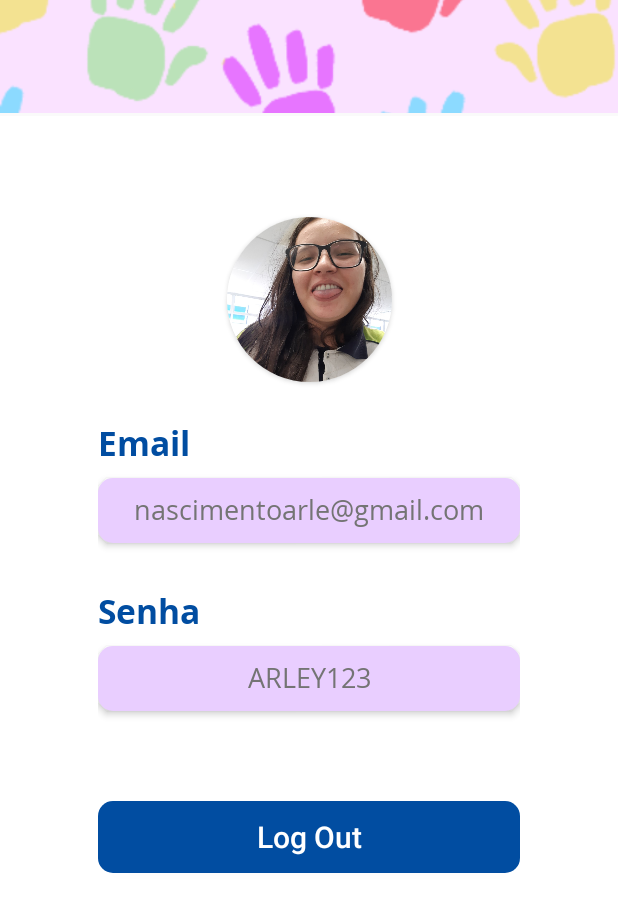
After one commit to novaisarley/PalmPlay, an Android app: the PerfilActivity screen opened directly, with no data from a screen before it, on a phone screen of 412 x 824 dp. The commit adds this screen. Shown: the top 912 px of the screen. Run offline under Robolectric (Android 15) with nearby library versions, the phone set to English and light mode, and no system bars.

Commit message:
Add accont layout

```diff
--- a/app/build.gradle
+++ b/app/build.gradle
@@ -27,4 +27,5 @@ dependencies {
     androidTestImplementation 'androidx.test.ext:junit:1.1.0'
     androidTestImplementation 'androidx.test.espresso:espresso-core:3.1.1'
     implementation 'androidx.recyclerview:recyclerview:1.0.0'
+    implementation 'androidx.cardview:cardview:1.0.0'
 }
--- /dev/null
+++ b/app/src/main/java/com/br/arley/projeto2020/PerfilActivity.java
@@ -0,0 +1,14 @@
+package com.br.arley.projeto2020;
+
+import androidx.appcompat.app.AppCompatActivity;
+
+import android.os.Bundle;
+
+public class PerfilActivity extends AppCompatActivity {
+
+    @Override
+    protected void onCreate(Bundle savedInstanceState) {
+        super.onCreate(savedInstanceState);
+        setContentView(R.layout.activity_perfil);
+    }
+}
--- /dev/null
+++ b/app/src/main/res/layout/activity_perfil.xml
@@ -0,0 +1,149 @@
+<?xml version="1.0" encoding="utf-8"?>
+<androidx.constraintlayout.widget.ConstraintLayout xmlns:android="http://schemas.android.com/apk/res/android"
+    xmlns:app="http://schemas.android.com/apk/res-auto"
+    xmlns:tools="http://schemas.android.com/tools"
+    android:layout_width="match_parent"
+    android:layout_height="match_parent"
+    tools:context=".PerfilActivity">
+
+    <FrameLayout
+        android:id="@+id/frameLayout"
+        android:layout_width="0dp"
+        android:layout_height="75dp"
+        android:elevation="10dp"
+        android:shadowColor="#000"
+        android:shadowRadius="10"
+        app:layout_constraintEnd_toEndOf="parent"
+        app:layout_constraintStart_toStartOf="parent"
+        app:layout_constraintTop_toTopOf="parent">
+
+        <ImageView
+            android:id="@+id/imageView3"
+            android:layout_width="match_parent"
+            android:layout_height="match_parent"
+            android:scaleType="centerCrop"
+            android:src="@drawable/wppr_roxo" />
+
+    </FrameLayout>
+
+    <androidx.constraintlayout.widget.ConstraintLayout
+        android:layout_width="0dp"
+        android:layout_height="0dp"
+        android:layout_marginTop="2dp"
+        android:background="@color/white"
+        android:paddingHorizontal="65dp"
+        app:layout_constraintBottom_toBottomOf="parent"
+        app:layout_constraintEnd_toEndOf="parent"
+        app:layout_constraintStart_toStartOf="parent"
+        app:layout_constraintTop_toBottomOf="@+id/frameLayout">
+
+        <androidx.cardview.widget.CardView
+            android:id="@+id/cardView"
+            android:layout_width="110dp"
+            android:layout_height="110dp"
+            app:cardCornerRadius="60dp"
+            app:layout_constraintEnd_toEndOf="parent"
+            app:layout_constraintStart_toStartOf="parent"
+            app:layout_constraintTop_toTopOf="@+id/guideline13">
+
+            <ImageView
+                android:id="@+id/activity_perfil_iv_foto"
+                android:layout_width="match_parent"
+                android:layout_height="match_parent"
+                android:src="@drawable/rebeca"
+                android:scaleType="centerCrop"/>
+
+        </androidx.cardview.widget.CardView>
+
+        <androidx.constraintlayout.widget.Guideline
+            android:id="@+id/guideline13"
+            android:layout_width="wrap_content"
+            android:layout_height="wrap_content"
+            android:orientation="horizontal"
+            app:layout_constraintGuide_percent="0.09" />
+
+        <TextView
+            android:id="@+id/textView6"
+            android:layout_width="wrap_content"
+            android:layout_height="wrap_content"
+            android:layout_marginTop="25dp"
+            android:text="@string/email"
+            android:fontFamily="@font/khula_bold"
+            android:textColor="@color/primaryBlue"
+            android:textSize="24sp"
+            app:layout_constraintEnd_toEndOf="parent"
+            app:layout_constraintHorizontal_bias="0.0"
+            app:layout_constraintStart_toStartOf="parent"
+            app:layout_constraintTop_toBottomOf="@+id/cardView" />
+
+        <TextView
+            android:id="@+id/textView8"
+            android:layout_width="wrap_content"
+            android:layout_height="wrap_content"
+            android:layout_marginTop="30dp"
+            android:fontFamily="@font/khula_bold"
+            android:text="@string/senha"
+            android:textColor="@color/primaryBlue"
+            android:textSize="24sp"
+            app:layout_constraintEnd_toEndOf="parent"
+            app:layout_constraintHorizontal_bias="0.0"
+            app:layout_constraintStart_toStartOf="parent"
+            app:layout_constraintTop_toBottomOf="@+id/activity_perfil_tv_email" />
+
+        <EditText
+            android:id="@+id/activity_perfil_tv_email"
+            android:layout_width="match_parent"
+            android:layout_height="43dp"
+            android:background="@drawable/input_box"
+            android:focusable="false"
+            android:fontFamily="@font/khula_regular"
+            android:gravity="center"
+            android:inputType="textEmailAddress"
+            android:paddingHorizontal="10dp"
+            android:paddingTop="5dp"
+            android:elevation="3dp"
+            android:shadowRadius="10"
+            android:text="nascimentoarle@gmail.com"
+            android:textColor="@color/itemGray"
+            android:textSize="19sp"
+            app:layout_constraintEnd_toEndOf="parent"
+            app:layout_constraintStart_toStartOf="parent"
+            app:layout_constraintTop_toBottomOf="@+id/textView6" />
+
+        <EditText
+            android:id="@+id/activity_perfil_tv_password"
+            android:layout_width="match_parent"
+            android:layout_height="43dp"
+            android:background="@drawable/input_box"
+            android:fontFamily="@font/khula_regular"
+            android:gravity="center"
+            android:inputType="textEmailAddress"
+            android:paddingHorizontal="10dp"
+            android:paddingTop="5dp"
+            android:textSize="19sp"
+            android:elevation="3dp"
+            android:shadowRadius="10"
+            android:text="ARLEY123"
+            android:textColor="@color/itemGray"
+            app:layout_constraintEnd_toEndOf="parent"
+            app:layout_constraintStart_toStartOf="parent"
+            app:layout_constraintTop_toBottomOf="@+id/textView8" />
+
+        <Button
+            android:id="@+id/activity_perfil_bt_logout"
+            android:layout_width="match_parent"
+            android:layout_height="wrap_content"
+            android:layout_marginTop="60dp"
+            android:background="@drawable/button_box"
+            android:text="Log Out"
+            android:textAppearance="@style/TextAppearance.AppCompat.Body2"
+            android:textColor="@color/white"
+            android:textSize="20sp"
+            app:layout_constraintEnd_toEndOf="parent"
+            app:layout_constraintStart_toStartOf="parent"
+            app:layout_constraintTop_toBottomOf="@+id/activity_perfil_tv_password" />
+
+
+    </androidx.constraintlayout.widget.ConstraintLayout>
+
+</androidx.constraintlayout.widget.ConstraintLayout>
--- a/app/src/main/res/values/strings.xml
+++ b/app/src/main/res/values/strings.xml
@@ -9,4 +9,5 @@
     <string name="ja_tem_cadastro">Já tem cadastro?</string>
     <string name="confirmar_senha">Confirmar senha</string>
     <string name="salvar">Salvar</string>
+    <string name="preencha_todos_campos">Preencha todos os campos</string>
 </resources>
```
Also changed, not shown: app/src/main/AndroidManifest.xml (+9 -6 lines), app/src/main/java/com/br/arley/projeto2020/ListaActivity.java (+23 -0 lines), app/src/main/java/com/br/arley/projeto2020/LoginActivity.java (+31 -13 lines), app/src/main/java/com/br/arley/projeto2020/RegisterActivity.java (+27 -9 lines), app/src/main/java/com/br/arley/projeto2020/model/User.java (added, +33 -0 lines), app/src/main/res/layout/activity_lista.xml (+14 -5 lines), app/src/main/res/layout/activity_login.xml (+5 -5 lines), app/src/main/res/layout/activity_register.xml (+4 -5 lines), app/src/main/res/drawable/isaaa.png (added), app/src/main/res/drawable/minha_cara.jpeg (added), app/src/main/res/drawable/rebeca.jpg (added).
